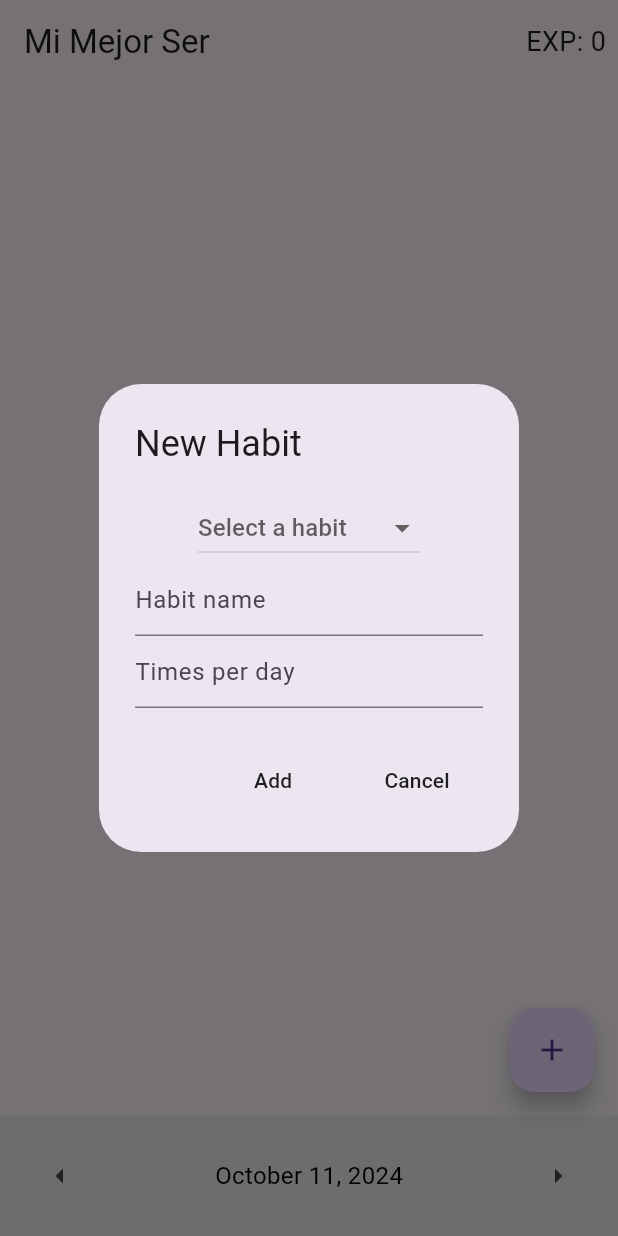
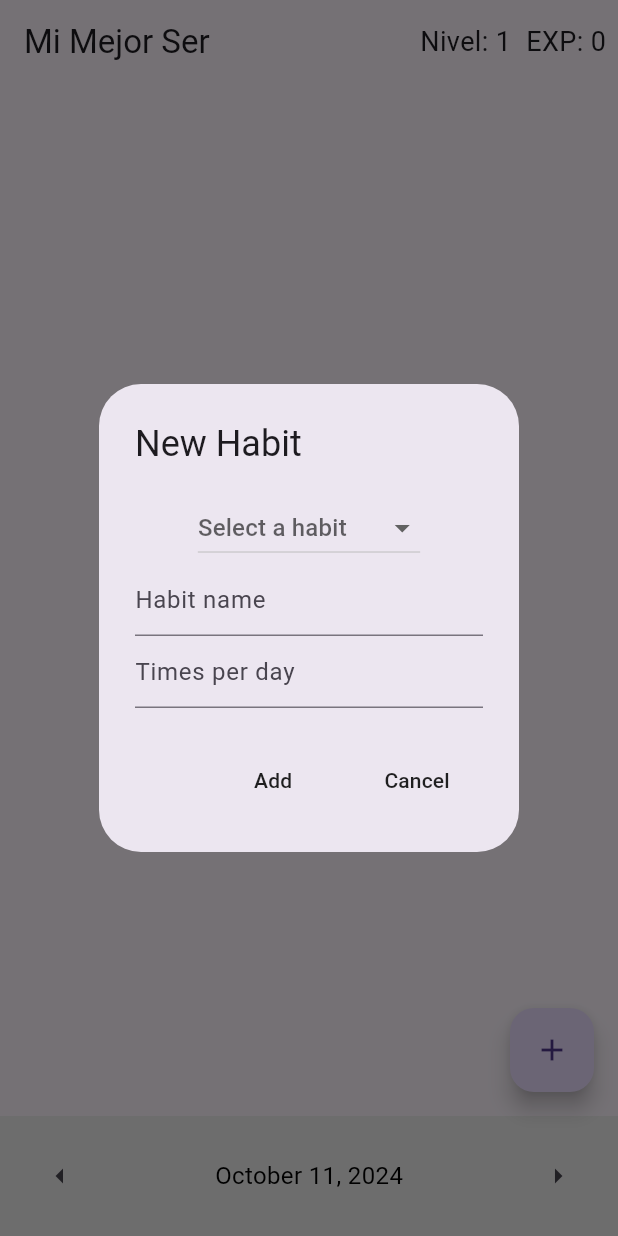
Before and after one commit to MateoGE01/mi-mejor-ser, a Flutter app: the screen it shows after launch, after a tap on the "add" icon, on a phone screen of 412 x 824 dp. Run offline on Flutter 3.47's test engine with Material 3 defaults, Android fonts, the phone set to English and light mode, and no system bars; our stand-ins replace get.

Commit message:
Refactorizar y agregar controladores y widgets relacionados con hábitos

```diff
--- a/lib/presentation/controllers/completed_habits.dart
+++ b/lib/presentation/controllers/completed_habits.dart
@@ -2,11 +2,17 @@
 import 'package:get/get.dart';
 
 class CompletedHabitsController extends GetxController {
-  final _completedHabitsTotal = 0.obs;// Variable stores the total of completed habits
+  final _completedHabitsTotal = 0.obs; // Variable stores the total of completed habits
   int get completedHabitsTotal => _completedHabitsTotal.value;
 
-  final _experienceGained = 0.obs;// Variable stores the experience gained
+  final _experienceGained = 0.obs; // Variable stores the experience gained
   int get experienceGained => _experienceGained.value;
+
+  static const int limitExperience = 20; // Variable stores the limit of experience to level up
+  int _limitExperience = limitExperience;
+
+  final _level = 1.obs; // Variable stores the level of the user
+  int get level => _level.value;
 
   // Function adds one to the total of completed habits
   void addCompletedHabit() {
@@ -16,9 +22,21 @@ class CompletedHabitsController extends GetxController {
 
   // Function gives experience to the user when a habit is completed
   int givingExperiencePerHabit(int timesPerDay) {
-    int baseExperience = 5;
+    const int baseExperience = 5;
     int bonusExperience = (timesPerDay / 2).round();
     int experiencia = baseExperience + bonusExperience;
-    return _experienceGained.value += experiencia;
+    _experienceGained.value += experiencia;
+    checkLevelUp();
+    return _experienceGained.value;
+  }
+
+  // Function to check if the user has enough experience to level up
+  int checkLevelUp() {
+    if (_experienceGained.value >= _limitExperience) {
+      _level.value++;
+      _experienceGained.value -= _limitExperience;
+      _limitExperience += 50;
+    }
+    return _level.value;
   }
 }
--- a/lib/presentation/pages/habit_page.dart
+++ b/lib/presentation/pages/habit_page.dart
@@ -104,7 +104,8 @@ class _HabitPageState extends State<HabitPage> {
             currentDateHabits[index]['timesPerDay']) {
           currentDateHabits[index]['completed'] = true;
 
-          completedHabitsController.addCompletedHabit();
+          completedHabitsController
+              .addCompletedHabit(); //no se usa, esta función lo que hace es sumar 1 a la variable _completedHabitsTotal
           completedHabitsController.givingExperiencePerHabit(
               currentDateHabits[index]['timesPerDay']);
         }
@@ -123,11 +124,19 @@ class _HabitPageState extends State<HabitPage> {
           Obx(() {
             return Padding(
               padding: const EdgeInsets.all(8.0),
-              child: Center(
-                child: Text(
-                  'EXP: ${completedHabitsController.experienceGained}',
-                  style: const TextStyle(fontSize: 18),
-                ),
+              child: Row(
+                mainAxisAlignment: MainAxisAlignment.center,
+                children: [
+                  Text(
+                    'Nivel: ${completedHabitsController.level}',
+                    style: const TextStyle(fontSize: 18),
+                  ),
+                  const SizedBox(width: 10),
+                  Text(
+                    'EXP: ${completedHabitsController.experienceGained}',
+                    style: const TextStyle(fontSize: 18),
+                  ),
+                ],
               ),
             );
           }),
--- a/lib/presentation/widgets/add_habit_button.dart
+++ b/lib/presentation/widgets/add_habit_button.dart
@@ -10,7 +10,7 @@ class addHabitFloatingActionButton extends StatelessWidget {
   Widget build(BuildContext context) {
     return FloatingActionButton(
       onPressed: onPressed,
-      child: Icon(Icons.add),
+      child: const Icon(Icons.add),
     );
   }
 }
--- a/lib/presentation/widgets/habit.dart
+++ b/lib/presentation/widgets/habit.dart
@@ -20,7 +20,7 @@ class BoolHabit extends StatelessWidget {
     return Padding(
       padding: const EdgeInsets.all(8.0),
       child: Container(
-        padding: EdgeInsets.all(8.0),
+        padding: const EdgeInsets.all(8.0),
         decoration: BoxDecoration(
           border: Border.all(color: Colors.grey),
           borderRadius: BorderRadius.circular(8.0),
```
Also changed, not shown: lib/presentation/my_app.dart (line endings or trailing spaces), lib/presentation/widgets/add_habit_box.dart (line endings or trailing spaces), pubspec.lock.
